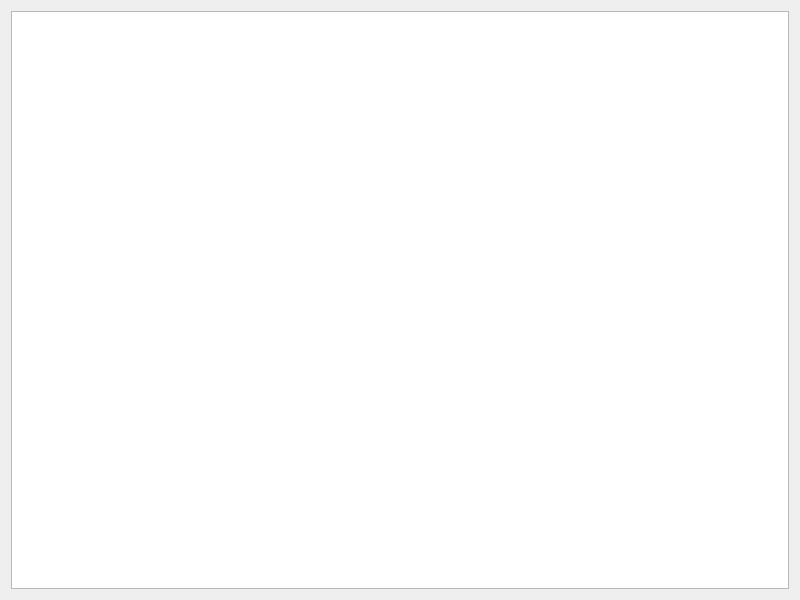
The window that Videojuego_Final/mapa_gameplay.ui (KevinMartinez1999/Juego) describes before a commit, drawn with Qt 5.
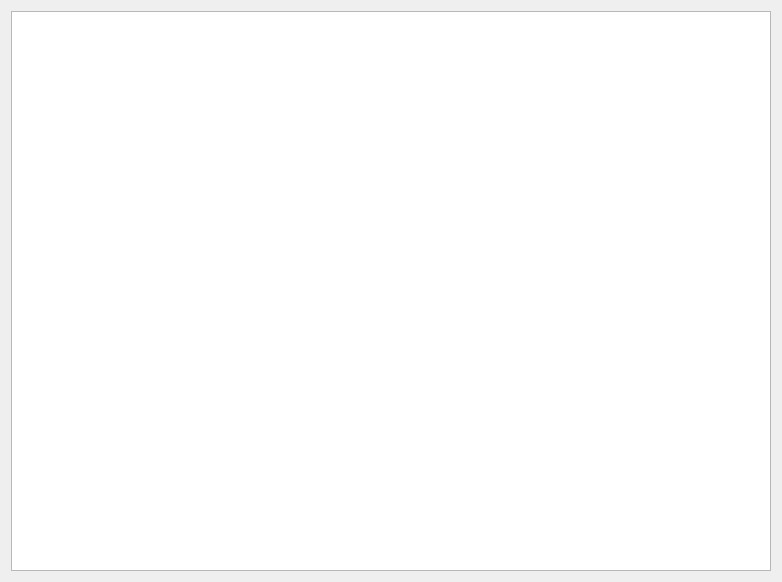
The same window after the commit.

Patch:
```diff
--- a/Videojuego_Final/mapa_gameplay.ui
+++ b/Videojuego_Final/mapa_gameplay.ui
@@ -6,8 +6,8 @@
    <rect>
     <x>0</x>
     <y>0</y>
-    <width>800</width>
-    <height>600</height>
+    <width>782</width>
+    <height>582</height>
    </rect>
   </property>
   <property name="maximumSize">
```
